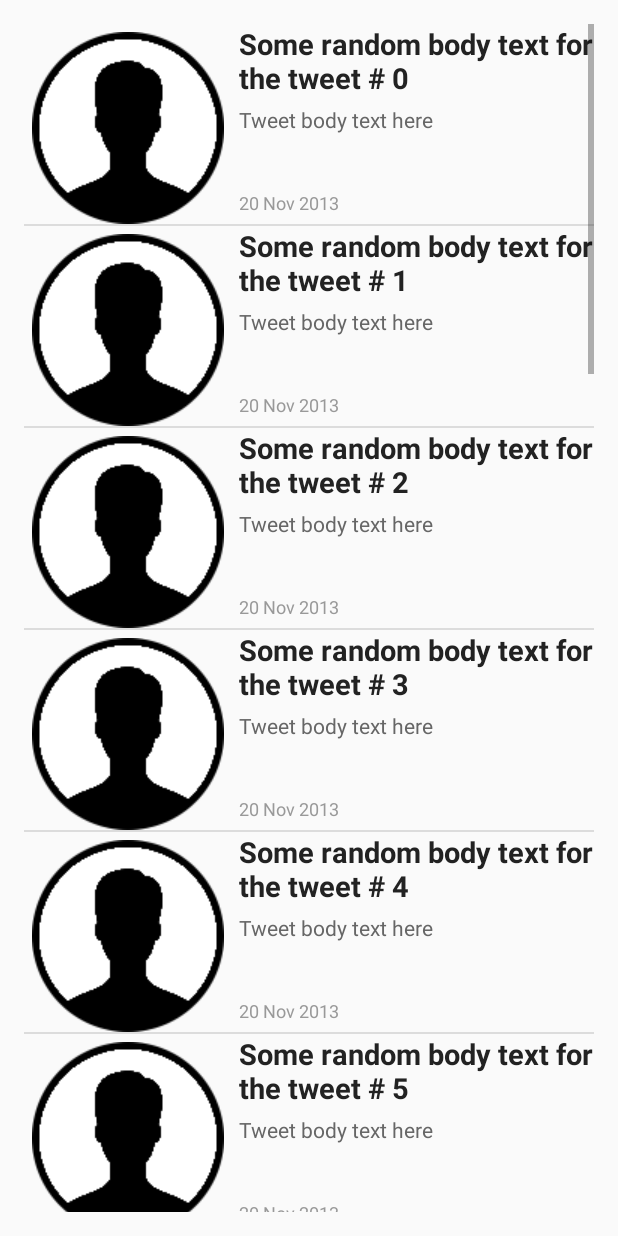
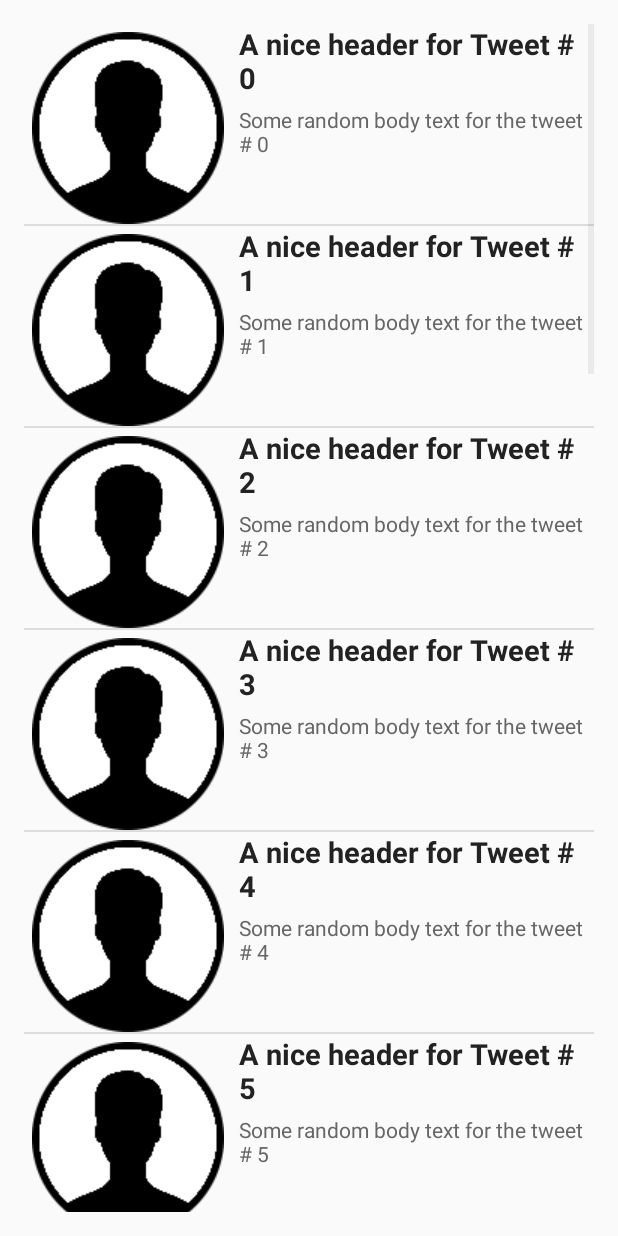
Before and after one commit to Thefastests/EasyBudget, an Android app: the TweetListActivity screen opened directly, with no data from a screen before it, on a phone screen of 412 x 824 dp. Run offline under Robolectric (Android 15) with nearby library versions, the phone set to English and light mode, and no system bars.

Commit message:
final release

```diff
--- a/app/src/main/java/org/no_ip/magicperf2/easybudget/AsyncFetchTweets.java
+++ b/app/src/main/java/org/no_ip/magicperf2/easybudget/AsyncFetchTweets.java
@@ -1,13 +1,13 @@
 package org.no_ip.magicperf2.easybudget;
 
-
-import android.content.Context;
 import android.os.AsyncTask;
 import android.util.Log;
 
 import org.no_ip.magicperf2.easybudget.models.Tweet;
 
+import java.io.FileInputStream;
 import java.io.FileOutputStream;
+import java.io.ObjectInputStream;
 import java.io.ObjectOutputStream;
 import java.util.ArrayList;
 import java.util.List;
@@ -15,41 +15,35 @@ import java.util.List;
 /**
  * Created by steve on 6/15/15.
  */
-public class AsyncFetchTweets extends AsyncTask<List<Tweet>,Void,Void> {
+public class AsyncFetchTweets extends AsyncTask<List<Tweet>,Void,List<Tweet>> {
 
-    private List<Tweet> tweetsWrite;
+    private List<Tweet> tweetsRead;
     private static final String TWEETS_CACHE_FILE = "tweet_cache.ser";
-    private Context context;
+    private TweetListActivity activity;
 
-    public AsyncFetchTweets(Context con){
-        context = con;
+    public AsyncFetchTweets(TweetListActivity act){
+        activity = act;
     }
 
     @Override
-    protected Void doInBackground(List<Tweet>... params) {
-        tweetsWrite = params[0];
-
-        try{
-            Thread.sleep(5000);
-            for ( int i = 0; i < 20; i++ ) {
-                Tweet tweet = new Tweet();
-                tweet.setTitle("A nice header for Tweet # " +i);
-                tweet.setBody("Some random body text for the tweet # " +i);
-                tweetsWrite.add(tweet);
-            }
-        }catch(Exception e){
-
+    protected List<Tweet> doInBackground(List<Tweet>... params) {
+        tweetsRead = params[0];
+        try {
+            //Thread.sleep(5000);
+            FileInputStream fis = activity.openFileInput(TWEETS_CACHE_FILE);
+            ObjectInputStream ois = new ObjectInputStream(fis);
+            tweetsRead = (List<Tweet>) ois.readObject();
+            //close file handles
+            ois.close();
+            fis.close();
+        }catch (Exception e){
+            //log exceptions (at least)
+            Log.e("codelearn", "Error reading tweets", e);
         }
-        try{
-            FileOutputStream fos = context.openFileOutput(TWEETS_CACHE_FILE, 0);
-            ObjectOutputStream oos = new ObjectOutputStream(fos);
-            oos.writeObject(tweetsWrite);
-            Log.d("codelearn", "Successfully wrote tweets to the file.");
-            oos.close();
-            fos.close();
-        }catch(Exception e){
-            Log.e("codelearn", "Error writing tweets", e);
-        }
-        return null;//tweetsWrite;
+        return tweetsRead;
+    }
+    protected void onPostExecute(List<Tweet> result) {
+        //pass result to main UI thread to show the final data
+        activity.renderTweets(result);
     }
 }
--- /dev/null
+++ b/app/src/main/java/org/no_ip/magicperf2/easybudget/AsynchWriteTweets.java
@@ -0,0 +1,49 @@
+package org.no_ip.magicperf2.easybudget;
+
+import android.os.AsyncTask;
+import android.util.Log;
+
+import org.no_ip.magicperf2.easybudget.models.Tweet;
+
+import java.io.FileOutputStream;
+import java.io.ObjectOutputStream;
+import java.util.List;
+
+/**
+ * Created by steve on 6/20/15.
+ */
+public class AsynchWriteTweets extends AsyncTask<List<Tweet>,Void,Void> {
+    private List<Tweet> tweetsWrite;
+    private static final String TWEETS_CACHE_FILE = "tweet_cache.ser";
+    private TweetListActivity activity;
+
+    public AsynchWriteTweets(TweetListActivity act){
+        activity = act;
+    }
+
+    @Override
+    protected Void doInBackground(List<Tweet>... params) {
+        tweetsWrite = params[0];
+        try{
+            for ( int i = 0; i < 20; i++ ) {
+                Tweet tweet = new Tweet();
+                tweet.setTitle("A nice header for Tweet # " +i);
+                tweet.setBody("Some random body text for the tweet # " +i);
+                tweetsWrite.add(tweet);
+            }
+        }catch(Exception e){
+
+        }
+        try{
+            FileOutputStream fos = activity.openFileOutput(TWEETS_CACHE_FILE, 0);
+            ObjectOutputStream oos = new ObjectOutputStream(fos);
+            oos.writeObject(tweetsWrite);
+            Log.d("codelearn", "Successfully wrote tweets to the file.");
+            oos.close();
+            fos.close();
+        }catch(Exception e){
+            Log.e("codelearn", "Error writing tweets", e);
+        }
+        return null;
+    }
+}
--- a/app/src/main/java/org/no_ip/magicperf2/easybudget/TweetAdapter.java
+++ b/app/src/main/java/org/no_ip/magicperf2/easybudget/TweetAdapter.java
@@ -4,7 +4,6 @@ package org.no_ip.magicperf2.easybudget;
  * Created by steve on 6/13/15.
  */
 import android.app.Activity;
-import android.content.Context;
 import android.view.LayoutInflater;
 import android.view.View;
 import android.view.ViewGroup;
@@ -16,13 +15,9 @@ import org.no_ip.magicperf2.easybudget.models.Tweet;
 import java.util.List;
 
 public class TweetAdapter extends ArrayAdapter<Tweet>{
-    private static class ViewHolder {
-        private TextView tittle;
-        private TextView body;
-    }
+
     private LayoutInflater inflater;
     private List<Tweet> tweets;
-    ViewHolder viewHolder;
 
     public TweetAdapter(Activity activity, List<Tweet> items){
         super(activity, R.layout.row_tweet, items);
@@ -42,7 +37,11 @@ public class TweetAdapter extends ArrayAdapter<Tweet>{
         tittle.setText(tweet.getTitle());
 
         TextView body = (TextView) v.findViewById(R.id.tweetBody);
-        tittle.setText(tweet.getBody());
+        body.setText(tweet.getBody());
+
+        TextView date = (TextView) v.findViewById(R.id.tweetDate);
+        date.setText(tweet.getDate());
+
         return v;
     }
 
--- a/app/src/main/java/org/no_ip/magicperf2/easybudget/TweetDetailActivity.java
+++ b/app/src/main/java/org/no_ip/magicperf2/easybudget/TweetDetailActivity.java
@@ -4,6 +4,9 @@ import android.support.v7.app.ActionBarActivity;
 import android.os.Bundle;
 import android.view.Menu;
 import android.view.MenuItem;
+import android.widget.TextView;
+
+import org.no_ip.magicperf2.easybudget.models.Tweet;
 
 
 public class TweetDetailActivity extends ActionBarActivity {
@@ -12,6 +15,15 @@ public class TweetDetailActivity extends ActionBarActivity {
     protected void onCreate(Bundle savedInstanceState) {
         super.onCreate(savedInstanceState);
         setContentView(R.layout.activity_tweet_detail);
+        Tweet tweet = (Tweet) getIntent().getSerializableExtra("tweet");
+        TextView tittle = (TextView) findViewById(R.id.tweetTitle);
+        tittle.setText(tweet.getTitle());
+
+        TextView body = (TextView) findViewById(R.id.tweetBody);
+        body.setText(tweet.getBody());
+
+        TextView date = (TextView) findViewById(R.id.tweetDate);
+        date.setText(tweet.getDate());
     }
 
     @Override
--- a/app/src/main/java/org/no_ip/magicperf2/easybudget/TweetListActivity.java
+++ b/app/src/main/java/org/no_ip/magicperf2/easybudget/TweetListActivity.java
@@ -7,6 +7,7 @@ import android.util.Log;
 import android.view.View;
 import android.widget.ArrayAdapter;
 import android.widget.ListView;
+import android.widget.TextView;
 
 import org.no_ip.magicperf2.easybudget.models.Tweet;
 
@@ -20,32 +21,31 @@ public class TweetListActivity extends ListActivity {
     private List<Tweet> tweetsRead;
     private List<Tweet> tweetsWrite;
     private static final String TWEETS_CACHE_FILE = "tweet_cache.ser";
+
+    public void renderTweets(List<Tweet> tweets) {
+        try{
+            tweetItemArrayAdapter = new TweetAdapter(this, tweets);
+            setListAdapter(tweetItemArrayAdapter);
+        }catch(Exception e){
+            Log.d("codelearn","Cannot show tweets");
+        }
+    }
+
     @Override
     protected void onCreate(Bundle savedInstanceState) {
         super.onCreate(savedInstanceState);
         setContentView(R.layout.activity_tweet_list);
 
-        try {
-            FileInputStream fis = openFileInput(TWEETS_CACHE_FILE);
-            ObjectInputStream ois = new ObjectInputStream(fis);
-            tweetsRead = (List<Tweet>) ois.readObject();
-            //close file handles
-            ois.close();
-            fis.close();
-        }catch (Exception e){
-            //log exceptions (at least)
-            Log.e("codelearn", "Error reading tweets", e);
-        }
-
         tweetsWrite = new ArrayList<Tweet>();
-        new AsyncFetchTweets(this).execute(tweetsWrite);
-
-        tweetItemArrayAdapter = new TweetAdapter(this, tweetsRead);
-        setListAdapter(tweetItemArrayAdapter);
+        tweetsRead = new ArrayList<Tweet>();
+        new AsynchWriteTweets(this).execute(tweetsWrite);
+        new AsyncFetchTweets(this).execute(tweetsRead);
     }
     @Override
     protected void onListItemClick(ListView l, View v, int position, long id) {
+        Tweet tweet = (Tweet) getListAdapter().getItem(position);
         Intent intent = new Intent(this, TweetDetailActivity.class);
+        intent.putExtra("tweet",tweet);
         startActivity(intent);
     }
 }
--- a/app/src/main/java/org/no_ip/magicperf2/easybudget/models/Tweet.java
+++ b/app/src/main/java/org/no_ip/magicperf2/easybudget/models/Tweet.java
@@ -12,6 +12,7 @@ public class Tweet implements Serializable{
     private String id;
     private String title;
     private String body;
+    private String date;
 
     public String getId() {
         return id;
@@ -32,4 +33,12 @@ public class Tweet implements Serializable{
     public void setBody(String body) {
         this.body = body;
     }
+
+    public String getDate() {
+        return date;
+    }
+
+    public void setDate(String body) {
+        this.date = date;
+    }
 }
--- a/app/src/main/res/layout/row_tweet.xml
+++ b/app/src/main/res/layout/row_tweet.xml
@@ -32,7 +32,7 @@
 
 
         <TextView
-            android:id="@+id/textView2"
+            android:id="@+id/tweetBody"
             android:layout_width="match_parent"
             android:layout_height="wrap_content"
             android:text="Tweet body text here"
@@ -45,7 +45,7 @@
 
 
         <TextView
-            android:id="@+id/textView3"
+            android:id="@+id/tweetDate"
             android:layout_width="match_parent"
             android:layout_height="wrap_content"
             android:text="20 Nov 2013"
```
